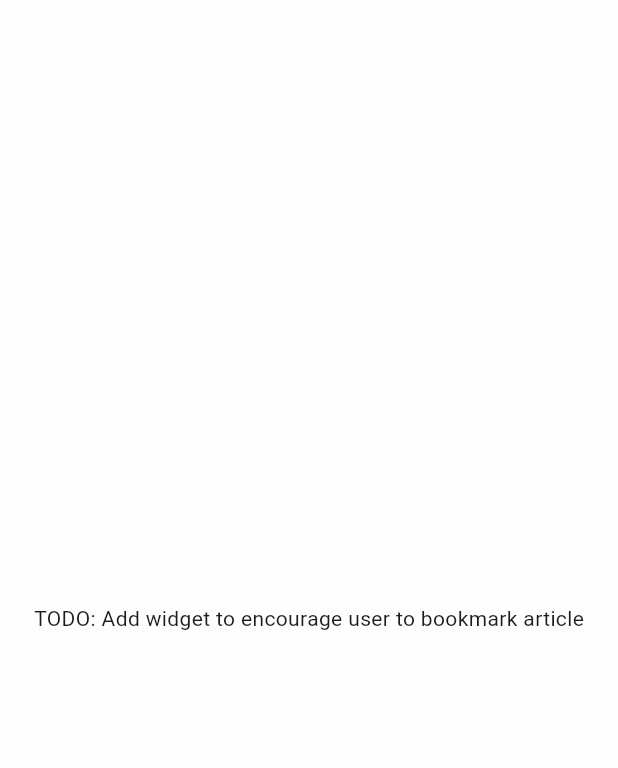
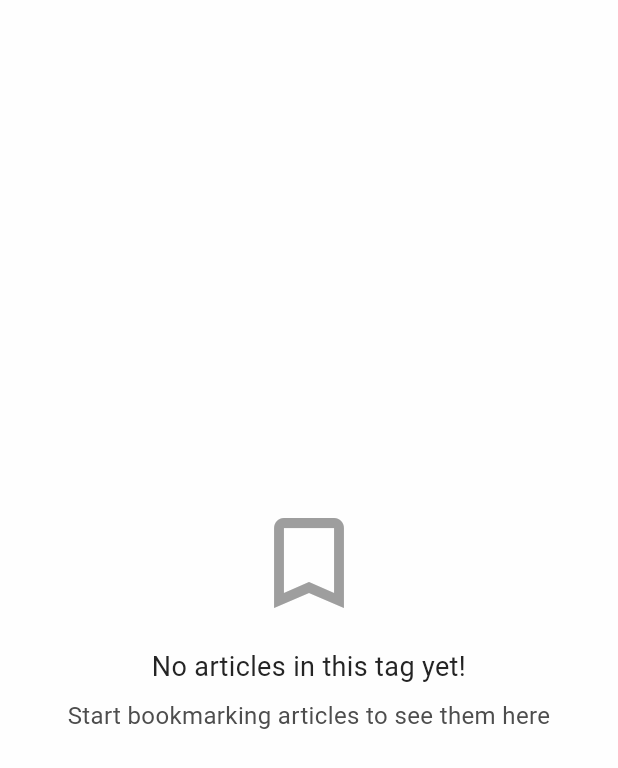
Before and after one commit to dwirandyh/ReadSwiftApp, a Flutter app: the ArticleList widget shown alone on an empty page, opened directly with empty values, on a phone screen of 412 x 824 dp. Shown: the top 768 px of the screen. Run offline on Flutter 3.47's test engine with Material 3 defaults, Android fonts, the phone set to English and light mode, and no system bars; our stand-ins replace bloc, bloc_concurrency, cached_network_image, device_info_plus, dio, equatable and 11 more; missing offline and left inert: flutter_facebook_auth; accounts and stored records are empty.

Commit message:
feat(core): create mesasge display widget for general purpose

```diff
--- a/packages/article_bookmark/lib/view/article/article_list.dart
+++ b/packages/article_bookmark/lib/view/article/article_list.dart
@@ -5,6 +5,7 @@ import 'package:article_bookmark/view/article/article_item.dart';
 import 'package:flutter/material.dart';
 import 'package:flutter_bloc/flutter_bloc.dart';
 import 'package:go_router/go_router.dart';
+import 'package:uikit/uikit.dart';
 
 class ArticleList extends StatefulWidget {
   final List<Article> articles;
@@ -46,8 +47,18 @@ class _ArticleListState extends State<ArticleList> {
   @override
   Widget build(BuildContext context) {
     if (widget.articles.isEmpty) {
-      return const Center(
-        child: Text("TODO: Add widget to encourage user to bookmark article"),
+      return const Padding(
+        padding: EdgeInsets.all(24.0),
+        child: Column(
+          mainAxisAlignment: MainAxisAlignment.center,
+          children: [
+            MessageDisplayWidget(
+              icon: Icons.bookmark_border,
+              title: "No articles in this tag yet!",
+              subtitle: "Start bookmarking articles to see them here",
+            ),
+          ],
+        ),
       );
     }
     return ListView.builder(
--- /dev/null
+++ b/packages/uikit/lib/message/message_display_widget.dart
@@ -0,0 +1,55 @@
+import 'package:flutter/material.dart';
+import 'package:uikit/uikit.dart';
+
+class MessageDisplayWidget extends StatelessWidget {
+  final IconData? icon;
+  final String title;
+  final String? subtitle;
+  final Widget? actionWidget;
+
+  const MessageDisplayWidget({
+    super.key,
+    this.icon,
+    required this.title,
+    this.subtitle,
+    this.actionWidget,
+  });
+
+  @override
+  Widget build(BuildContext context) {
+    final color = context.theme.uikit;
+
+    return Center(
+      child: Column(
+        children: [
+          if (icon != null) ...[
+            Icon(
+              icon,
+              size: 80,
+              color: Colors.grey,
+            ),
+            const SizedBox(height: 16),
+          ],
+          Text(
+            title,
+            style: TextStyle(fontSize: 18, color: color.title),
+            textAlign: TextAlign
+                .center, // Center align the text for better readability
+          ),
+          if (subtitle != null) ...[
+            const SizedBox(height: 8),
+            Text(
+              subtitle!,
+              style: TextStyle(fontSize: 16, color: color.subtitle),
+              textAlign: TextAlign.center,
+            ),
+          ],
+          if (actionWidget != null) ...[
+            const SizedBox(height: 16),
+            actionWidget!,
+          ],
+        ],
+      ),
+    );
+  }
+}
--- a/packages/uikit/lib/uikit.dart
+++ b/packages/uikit/lib/uikit.dart
@@ -4,6 +4,7 @@ export 'button/uikit_button.dart';
 export 'chip/uikit_chip.dart';
 export 'loading/ui_loading.dart';
 export 'loading/uikit_loading.dart';
+export 'message/message_display_widget.dart';
 export 'text/font_weight_extension.dart';
 export 'text/text_style.dart';
 export 'textfield/uikit_textfield.dart';
```
